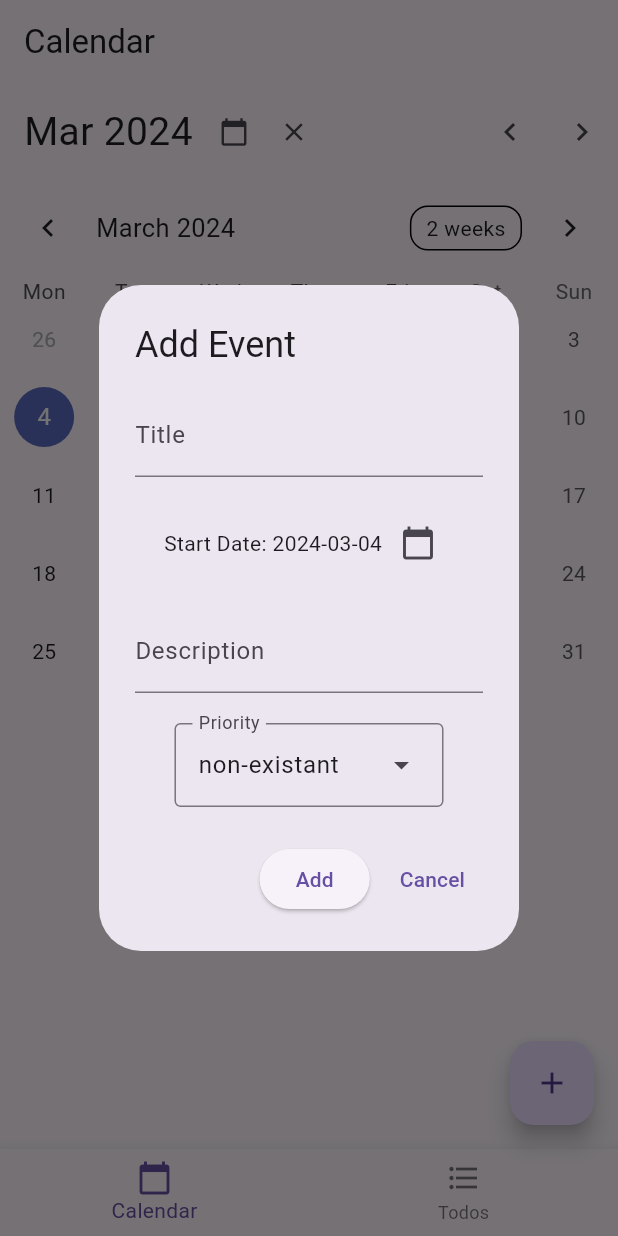
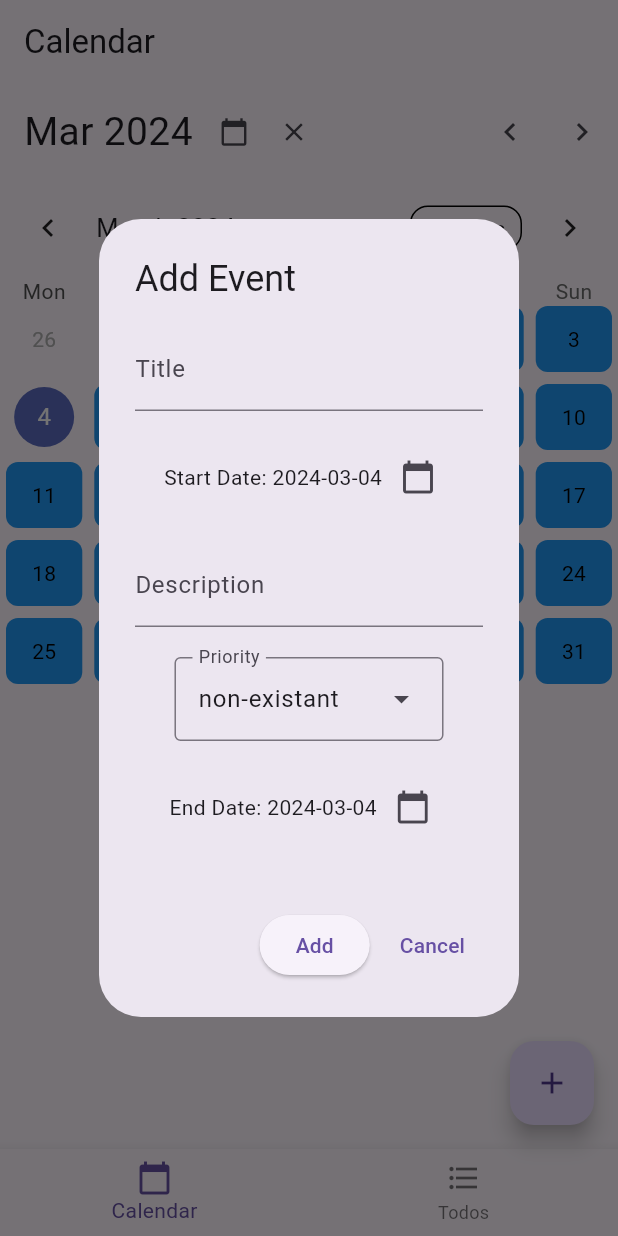
Before and after one commit to kristi-balla/mytodos, a Flutter app: the screen it shows after launch, after a tap on the "add" icon, on a phone screen of 412 x 824 dp. Run offline on Flutter 3.47's test engine with Material 3 defaults, Android fonts, the phone set to English and light mode, and no system bars; drawn by our look-alikes of table_calendar.

Commit message:
added end dates for recurring events

```diff
--- a/lib/main.dart
+++ b/lib/main.dart
@@ -99,11 +99,13 @@
   final _eventDescriptionController = TextEditingController();
   final _eventPriorityController = TextEditingController();
   Priority? selectedPriority;
+  late DateTime _selectedEndDate;
 
   @override
   void initState() {
     super.initState();
     _selectedDate = DateTime.now();
+    _selectedEndDate = DateTime.now();
   }
 
   @override
@@ -174,6 +176,32 @@
               );
             }).toList(),
           ),
+          const SizedBox(height: 20),
+          Row(
+            mainAxisAlignment: MainAxisAlignment.center,
+            children: [
+              const Text('End Date: '),
+              Text(DateFormat('yyyy-MM-dd').format(_selectedEndDate)),
+              IconButton(
+                icon: const Icon(Icons.calendar_today),
+                onPressed: () async {
+                  final pickedDate = await showDatePicker(
+                    context: context,
+                    initialDate: _selectedEndDate,
+                    firstDate: DateTime(2000),
+                    lastDate: DateTime(2101),
+                  );
+
+                  if (pickedDate != null && pickedDate != _selectedEndDate) {
+                    setState(() {
+                      _selectedEndDate = pickedDate;
+                    });
+                  }
+                },
+              ),
+            ],
+          ),
+          const SizedBox(height: 20),
         ],
       ),
       actions: [
@@ -189,7 +217,8 @@
                   title: eventName,
                   date: _selectedDate,
                   description: description,
-                  priority: selectedPriority);
+                  priority: selectedPriority,
+                  endDate: _selectedEndDate);
               kEvents.update(
                 _selectedDate,
                 (events) => events..add(newEvent),
@@ -350,6 +379,7 @@
             focusedDay: _focusedDay.value,
             startingDayOfWeek: StartingDayOfWeek.monday,
             availableGestures: AvailableGestures.all,
+            weekendDays: const [DateTime.saturday, DateTime.sunday],
             headerVisible: true,
             selectedDayPredicate: (day) => _selectedDays.contains(day),
             rangeStartDay: _rangeStart,
@@ -357,10 +387,27 @@
             calendarFormat: _calendarFormat,
             rangeSelectionMode: _rangeSelectionMode,
             eventLoader: _getEventsForDay,
-            holidayPredicate: (day) {
-              // Every 20th day of the month will be treated as a holiday
-              return day.day == 20;
-            },
+            calendarBuilders: CalendarBuilders(
+              // make the calendar entries squares
+              defaultBuilder: (context, day, focusedDay) {
+                return Container(
+                  margin: const EdgeInsets.all(4.0),
+                  width: 40, // Adjust the width to make it square
+                  height: 40, // Adjust the height to make it square
+                  alignment: Alignment.center,
+                  decoration: BoxDecoration(
+                    shape: BoxShape.rectangle, // Set the shape to square
+                    borderRadius: BorderRadius.circular(8.0),
+                    color: Colors.blue, // Adjust color as needed
+                  ),
+                  child: Text(
+                    '${day.day}',
+                    style: const TextStyle(
+                        color: Colors.black), // Adjust text color
+                  ),
+                );
+              },
+            ),
             onDaySelected: _onDaySelected,
             onRangeSelected: _onRangeSelected,
             onCalendarCreated: (controller) => _pageController = controller,
--- a/lib/utils.dart
+++ b/lib/utils.dart
@@ -9,14 +9,17 @@ class Event {
   DateTime date;
   String description;
   Priority? priority;
-  DateTime? reminder;
+  DateTime endDate;
+  RecurrenceFrequency? frequency;
 
-  Event(
-      {required this.title,
-      required this.date,
-      required this.description,
-      required this.priority,
-      this.reminder});
+  Event({
+    required this.title,
+    required this.date,
+    required this.description,
+    required this.priority,
+    required this.endDate,
+    this.frequency,
+  });
 
   @override
   String toString() => title;
@@ -35,6 +38,13 @@ enum Priority {
 
   @override
   String toString() => label;
+}
+
+enum RecurrenceFrequency {
+  daily,
+  weekly,
+  monthly,
+  yearly,
 }
 
 /// Example events.
@@ -61,3 +71,42 @@ List<DateTime> daysInRange(DateTime first, DateTime last) {
 final kToday = DateTime.now();
 final kFirstDay = DateTime(kToday.year, kToday.month - 3, kToday.day);
 final kLastDay = DateTime(kToday.year, kToday.month + 3, kToday.day);
+
+List<Event> generateRecurringEvents(Event event) {
+  List<Event> recurringEvents = [];
+  DateTime currentDate = event.date;
+
+  while (currentDate.isBefore(event.endDate)) {
+    switch (event.frequency) {
+      case RecurrenceFrequency.daily:
+        currentDate = currentDate.add(const Duration(days: 1));
+        break;
+      case RecurrenceFrequency.weekly:
+        currentDate = currentDate.add(const Duration(days: 7));
+        break;
+      case RecurrenceFrequency.monthly:
+        currentDate =
+            DateTime(currentDate.year, currentDate.month + 1, currentDate.day);
+        break;
+      case RecurrenceFrequency.yearly:
+        currentDate =
+            DateTime(currentDate.year + 1, currentDate.month, currentDate.day);
+        break;
+      default:
+        break;
+    }
+
+    if (currentDate.isBefore(event.endDate)) {
+      recurringEvents.add(Event(
+        title: event.title,
+        date: currentDate,
+        description: event.description,
+        priority: event.priority,
+        endDate: event.endDate,
+        frequency: event.frequency,
+      ));
+    }
+  }
+
+  return recurringEvents;
+}
```
